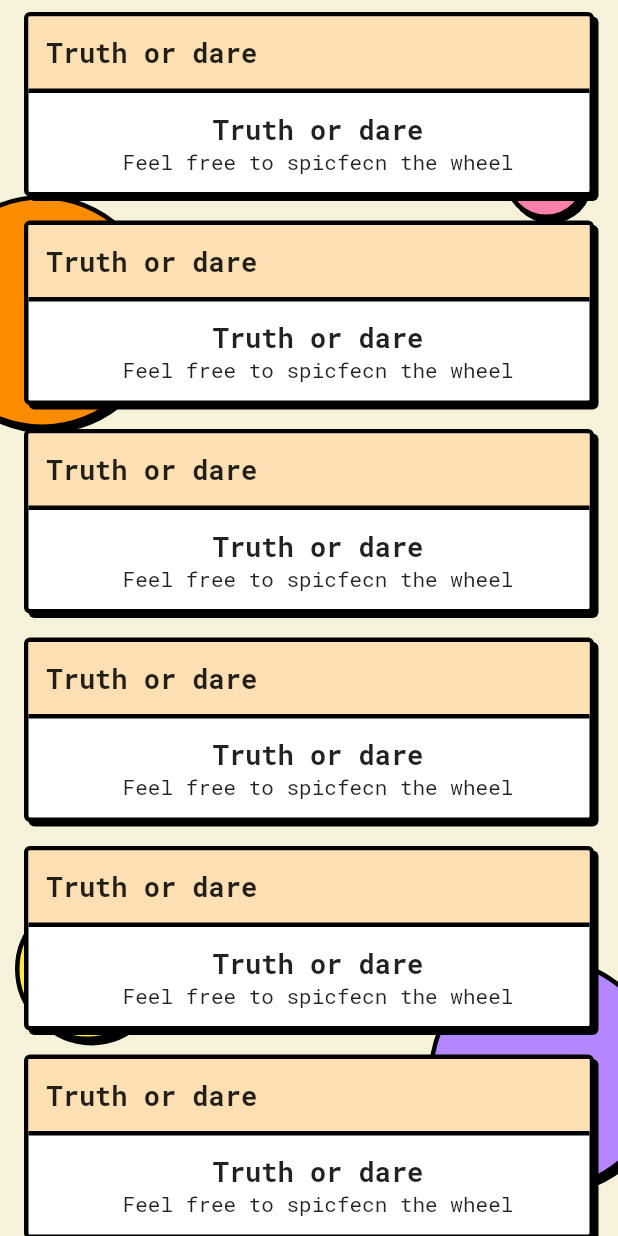
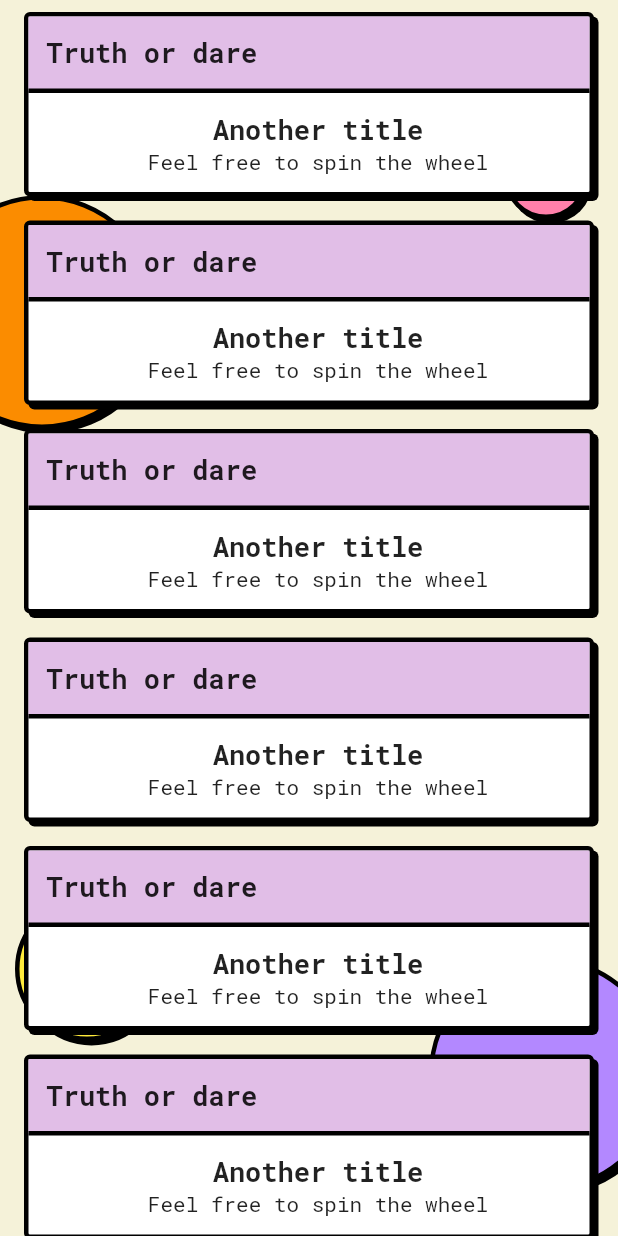
Before and after one commit to alice-ang/bingo, a Flutter app: the screen it shows after launch, on a phone screen of 412 x 824 dp. Run offline on Flutter 3.47's test engine with Material 2 defaults, Android fonts, the phone set to English and light mode, and no system bars; our stand-ins replace google_fonts.

Commit message:
card component

```diff
--- a/lib/screens/games_screen.dart
+++ b/lib/screens/games_screen.dart
@@ -12,89 +12,13 @@ class GamesScreen extends StatelessWidget {
           children: [
             Expanded(
               child: ListView.builder(
+                itemCount: 7,
                 itemBuilder: (BuildContext context, int index) {
-                  return Container(
-                      decoration: BoxDecoration(
-                        color: Colors.white,
-                        border: Border.all(color: Colors.black, width: 3),
-                        borderRadius: const BorderRadius.all(
-                          Radius.circular(4),
-                        ),
-                        boxShadow: const [
-                          BoxShadow(
-                            color: Colors.black,
-                            spreadRadius: 0,
-                            blurRadius: 0,
-                            offset: Offset(3, 3),
-                          ),
-                        ],
-                      ),
-                      margin: const EdgeInsets.fromLTRB(16, 8, 16, 8),
-                      child: Column(
-                        children: [
-                          Row(
-                            children: [
-                              Expanded(
-                                child: Container(
-                                  padding: const EdgeInsets.all(12),
-                                  decoration: BoxDecoration(
-                                    color: Colors.orange.shade100,
-                                    border: const Border(
-                                      bottom: BorderSide(
-                                          color: Colors.black, width: 3),
-                                    ),
-                                  ),
-                                  child: Column(
-                                    crossAxisAlignment:
-                                        CrossAxisAlignment.start,
-                                    children: const [
-                                      Text(
-                                        'Truth or dare',
-                                        style: TextStyle(
-                                          fontSize: 18,
-                                          fontWeight: FontWeight.bold,
-                                        ),
-                                      ),
-                                    ],
-                                  ),
-                                ),
-                              ),
-                            ],
-                          ),
-                          Padding(
-                            padding: const EdgeInsets.all(12),
-                            child: Row(
-                              mainAxisAlignment: MainAxisAlignment.spaceBetween,
-                              children: [
-                                // const Image(
-                                //   width: 100,
-                                //   image: NetworkImage(
-                                //       'https://live.staticflickr.com/3780/9134266649_3d2f1af95b_z.jpg'),
-                                // ),
-                                Expanded(
-                                  child: Padding(
-                                    padding: const EdgeInsets.only(left: 12),
-                                    child: Column(
-                                      children: const [
-                                        Text(
-                                          'Truth or dare',
-                                          style: TextStyle(
-                                            fontSize: 18,
-                                            fontWeight: FontWeight.bold,
-                                          ),
-                                        ),
-                                        Text(
-                                          'Feel free to spicfecn the wheel',
-                                        )
-                                      ],
-                                    ),
-                                  ),
-                                ),
-                              ],
-                            ),
-                          ),
-                        ],
-                      ));
+                  return const NeuCard(
+                    header: 'Truth or dare',
+                    title: 'Another title',
+                    subTitle: 'Feel free to spin the wheel',
+                  );
                 },
               ),
             ),
--- /dev/null
+++ b/lib/widgets/neu_card.dart
@@ -0,0 +1,98 @@
+import 'package:flutter/material.dart';
+
+class NeuCard extends StatelessWidget {
+  const NeuCard(
+      {Key? key, required this.header, this.title, this.subTitle, this.imgUrl})
+      : super(key: key);
+
+  final String header;
+  final String? title;
+  final String? subTitle;
+  final String? imgUrl;
+
+  @override
+  Widget build(BuildContext context) {
+    return Container(
+        decoration: BoxDecoration(
+          color: Colors.white,
+          border: Border.all(color: Colors.black, width: 3),
+          borderRadius: const BorderRadius.all(
+            Radius.circular(4),
+          ),
+          boxShadow: const [
+            BoxShadow(
+              color: Colors.black,
+              spreadRadius: 0,
+              blurRadius: 0,
+              offset: Offset(3, 3),
+            ),
+          ],
+        ),
+        margin: const EdgeInsets.fromLTRB(16, 8, 16, 8),
+        child: Column(
+          children: [
+            Row(
+              children: [
+                Expanded(
+                  child: Container(
+                    padding: const EdgeInsets.all(12),
+                    decoration: BoxDecoration(
+                      color: Colors.purple.shade100,
+                      border: const Border(
+                        bottom: BorderSide(color: Colors.black, width: 3),
+                      ),
+                    ),
+                    child: Column(
+                      crossAxisAlignment: CrossAxisAlignment.start,
+                      children: [
+                        Text(
+                          header,
+                          style: const TextStyle(
+                            fontSize: 18,
+                            fontWeight: FontWeight.bold,
+                          ),
+                        ),
+                      ],
+                    ),
+                  ),
+                ),
+              ],
+            ),
+            Padding(
+              padding: const EdgeInsets.all(12),
+              child: Row(
+                mainAxisAlignment: MainAxisAlignment.spaceBetween,
+                children: [
+                  if (imgUrl != null) ...[
+                    const Image(
+                      width: 100,
+                      image: NetworkImage(
+                          'https://live.staticflickr.com/3780/9134266649_3d2f1af95b_z.jpg'),
+                    ),
+                  ],
+                  Expanded(
+                    child: Padding(
+                      padding: const EdgeInsets.only(left: 12),
+                      child: Column(
+                        children: [
+                          Text(
+                            title!,
+                            style: const TextStyle(
+                              fontSize: 18,
+                              fontWeight: FontWeight.bold,
+                            ),
+                          ),
+                          Text(
+                            subTitle!,
+                          )
+                        ],
+                      ),
+                    ),
+                  ),
+                ],
+              ),
+            ),
+          ],
+        ));
+  }
+}
--- a/lib/widgets/widgets.dart
+++ b/lib/widgets/widgets.dart
@@ -1,5 +1,5 @@
 export 'bottom_nav.dart';
-export 'card.dart';
+export 'neu_card.dart';
 export 'circle_background.dart';
 export 'circle.dart';
 export 'grid.dart';
```
Also changed, not shown: lib/widgets/card.dart (deleted, +0 -51 lines).
